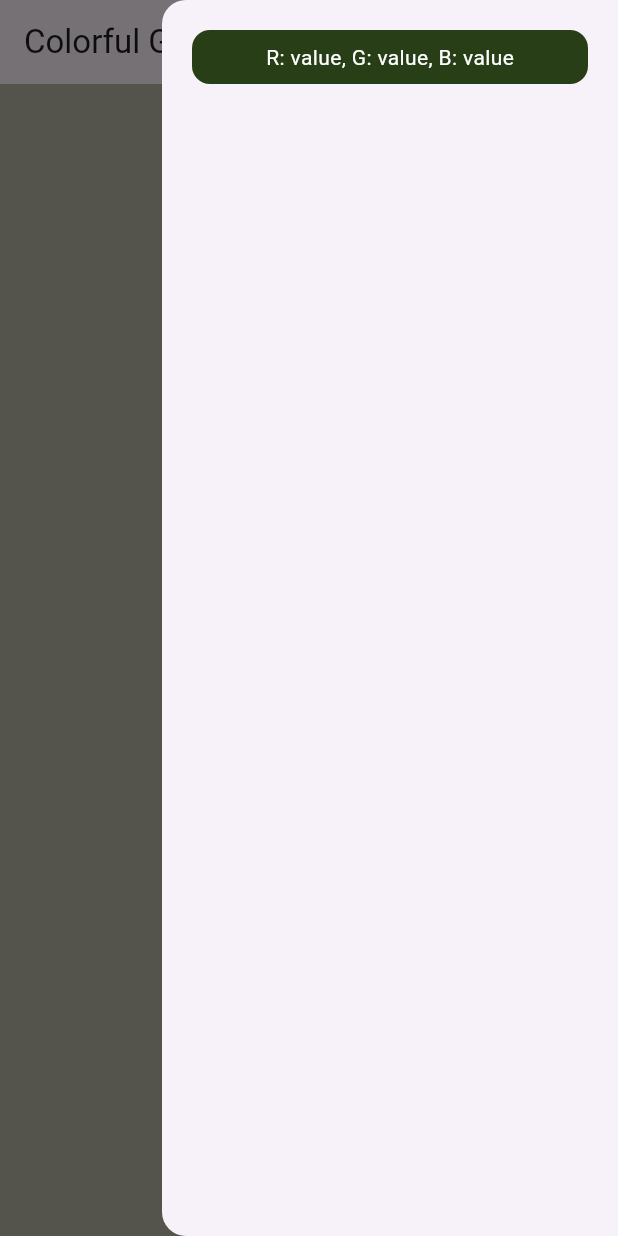
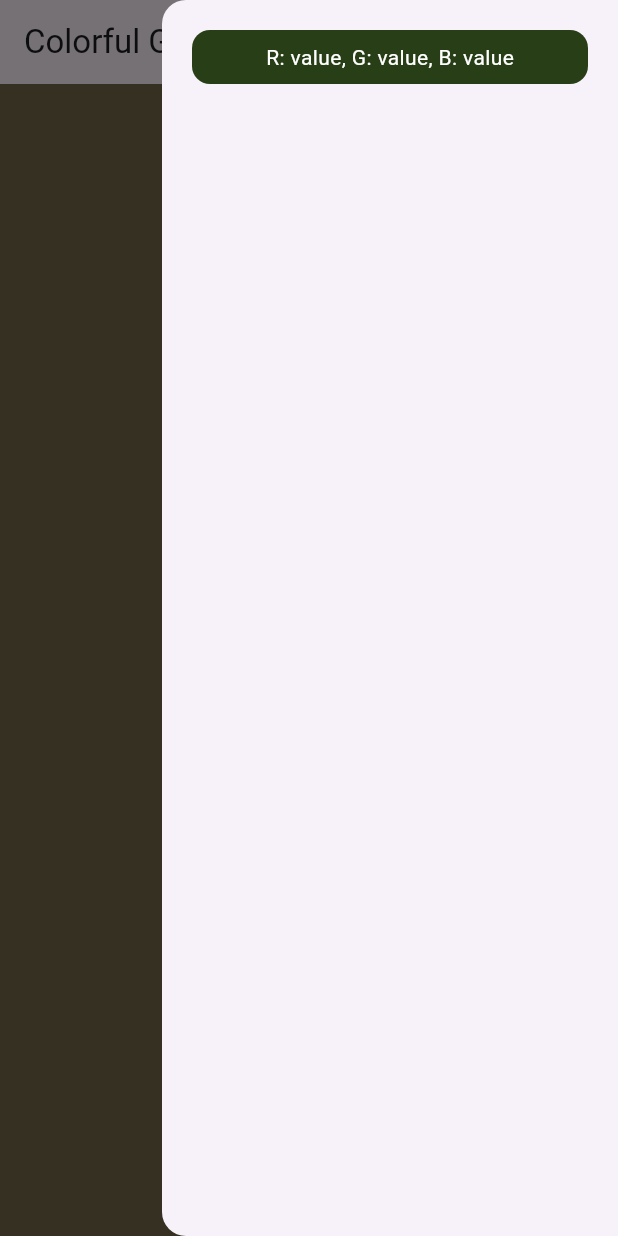
Before and after one commit to UbohyiPetro/colorful_greetings, a Flutter app: the screen it shows after launch, in the side drawer, after a tap on the "history" icon, on a phone screen of 412 x 824 dp. Run offline on Flutter 3.47's test engine with Material 3 defaults, Android fonts, the phone set to English and light mode, and no system bars; our stand-ins replace get.

Commit message:
CG-9: implement color manager and create mapper for Color and models

```diff
--- a/lib/home/controller/color_controller.dart
+++ b/lib/home/controller/color_controller.dart
@@ -1,17 +1,15 @@
-import 'dart:math';
-
 import 'package:colorful_greetings/history/controller/history_controller.dart';
 import 'package:colorful_greetings/history/mapper/history_mapper.dart';
 import 'package:colorful_greetings/home/mapper/color_mapper.dart';
-import 'package:colorful_greetings/home/model/color_item.dart';
 import 'package:colorful_greetings/home/state/color_state.dart';
+import 'package:colorful_greetings/util/color_manager.dart';
 import 'package:flutter/material.dart';
 import 'package:get/get.dart';
 
 class ColorController extends GetxController {
   final HistoryController historyController = Get.find<HistoryController>();
   final ColorState colorState = ColorState();
-  final Random _random = Random();
+  final ColorManager _colorManager = ColorManager();
 
   @override
   void onInit() {
@@ -30,11 +28,7 @@ class ColorController extends GetxController {
   }
 
   void generateNewColor() {
-    const maxColorValue = ColorState.MAX_COLOR_VALUE;
-    final red = _random.nextInt(maxColorValue);
-    final green = _random.nextInt(maxColorValue);
-    final blue = _random.nextInt(maxColorValue);
-    final colorItem = ColorItem(red: red, green: green, blue: blue);
+    final colorItem = _colorManager.generateColor().toColorItem();
     colorState.colorItem.value = colorItem;
     final historyItem = colorItem.toColor().toHistoryModel();
     historyController.addColorToHistory(historyItem);
--- a/lib/home/mapper/color_mapper.dart
+++ b/lib/home/mapper/color_mapper.dart
@@ -3,6 +3,13 @@ import 'package:flutter/material.dart';
 
 extension ToColor on ColorItem {
   Color toColor() {
-    return Color.fromRGBO(this.red, this.green, this.blue, 0.5);
+    return Color.fromRGBO(this.red, this.green, this.blue, this.opacity);
   }
 }
+
+extension ToColorItem on Color {
+  ColorItem toColorItem() {
+    return ColorItem(
+        red: this.red, green: this.green, blue: this.blue, opacity: this.opacity);
+  }
+}
--- a/lib/home/model/color_item.dart
+++ b/lib/home/model/color_item.dart
@@ -2,6 +2,7 @@ class ColorItem {
   int red;
   int green;
   int blue;
+  double opacity;
 
-  ColorItem({this.red = 0, this.green = 0, this.blue = 0});
+  ColorItem({this.red = 0, this.green = 0, this.blue = 0, this.opacity = 0});
 }
--- a/lib/home/state/color_state.dart
+++ b/lib/home/state/color_state.dart
@@ -2,7 +2,5 @@ import 'package:colorful_greetings/home/model/color_item.dart';
 import 'package:get/get.dart';
 
 class ColorState {
-  static const MAX_COLOR_VALUE = 255;
   Rx<ColorItem> colorItem = ColorItem().obs;
-
 }
--- /dev/null
+++ b/lib/util/color_manager.dart
@@ -0,0 +1,17 @@
+import 'dart:math';
+
+import 'package:flutter/material.dart';
+
+class ColorManager {
+  static const _MAX_COLOR_VALUE = 255;
+  final Random _random = Random();
+
+  Color generateColor() {
+    final red = _random.nextInt(_MAX_COLOR_VALUE);
+    final green = _random.nextInt(_MAX_COLOR_VALUE);
+    final blue = _random.nextInt(_MAX_COLOR_VALUE);
+    final opacity = double.parse(_random.nextDouble().toStringAsFixed(2));
+    final Color newColor = Color.fromRGBO(red, green, blue, opacity);
+    return newColor;
+  }
+}
```
